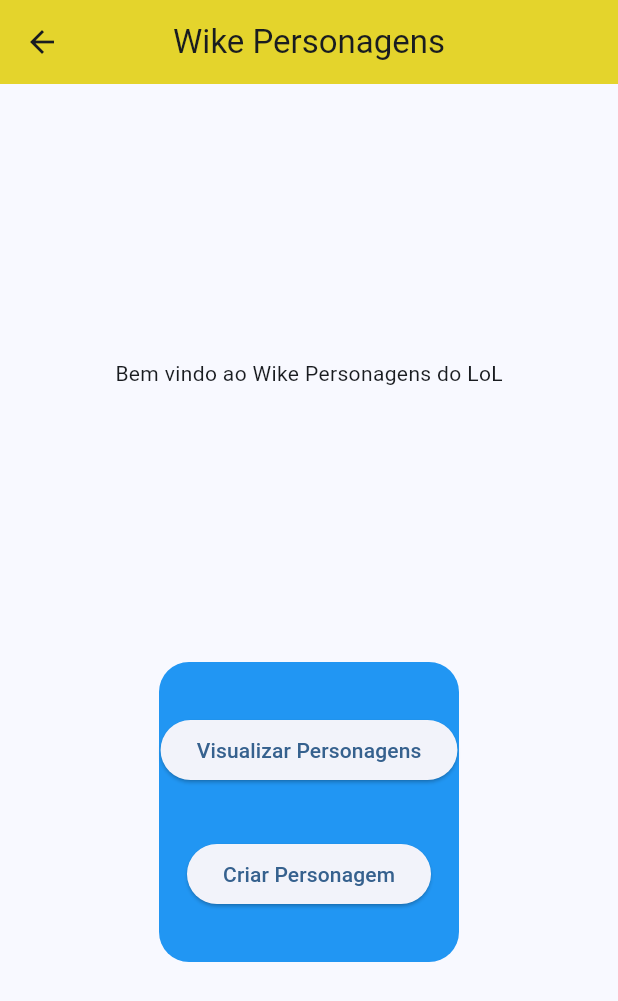
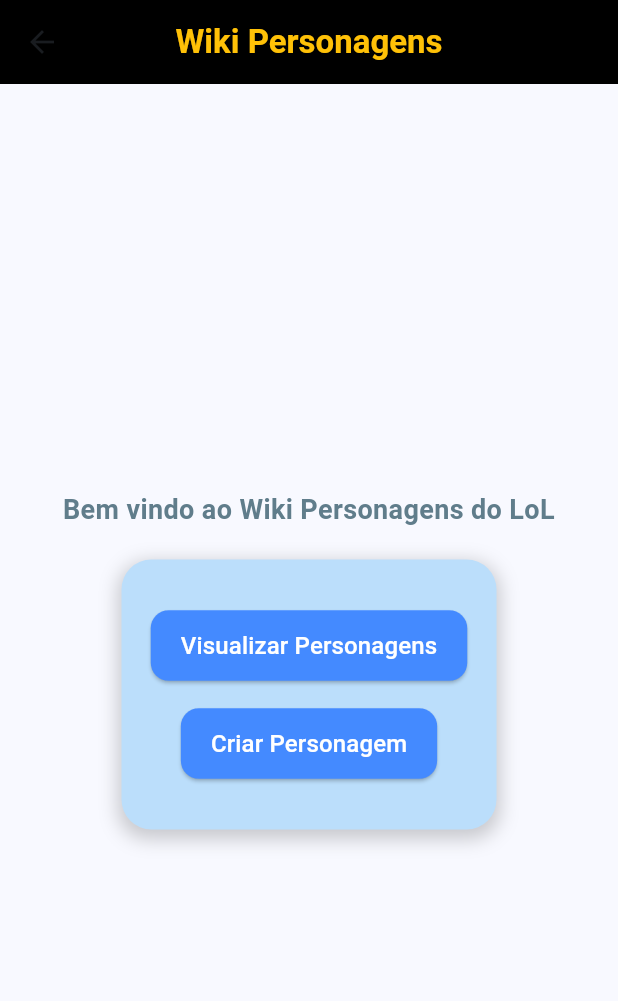
Before and after one commit to willyantomaz/lolMobile, a Flutter app: the CreatePersonagem screen opened directly, after a tap on "Criar Personagem", on a phone screen of 412 x 824 dp. Shown: the top 1001 px of the screen. Run offline on Flutter 3.47's test engine with Material 3 defaults, Android fonts, the phone set to English and light mode, and no system bars; network calls fail.

Commit message:
melhorando o app

```diff
--- a/mobile/lib/main.dart
+++ b/mobile/lib/main.dart
@@ -1,6 +1,5 @@
 import 'package:flutter/material.dart';
 import 'package:mobile/screen/home.dart';
-import 'package:mobile/screen/personagens.dart';
 
 void main() {
   runApp(const MyApp());
@@ -15,8 +14,7 @@ class MyApp extends StatelessWidget {
       debugShowCheckedModeBanner: false,
       theme: ThemeData(
         colorScheme: ColorScheme.fromSeed(
-            seedColor: Colors.blue,
-            secondary: const Color.fromARGB(255, 228, 212, 44)),
+            seedColor: Colors.blue, secondary: Colors.black),
         useMaterial3: true,
       ),
       home: const Home(),
--- a/mobile/lib/screen/createPersonagem.dart
+++ b/mobile/lib/screen/createPersonagem.dart
@@ -26,7 +26,8 @@ class _CreatepersonagemState extends State<CreatePersonagem> {
   Widget build(BuildContext context) {
     return Scaffold(
       appBar: AppBar(
-        title: const Text('Criar Personagem'),
+        title: const Text('Criar Personagem',
+            style: TextStyle(color: Colors.amber, fontWeight: FontWeight.bold)),
         centerTitle: true,
         backgroundColor: Theme.of(context).colorScheme.secondary,
         actions: [
@@ -47,31 +48,47 @@ class _CreatepersonagemState extends State<CreatePersonagem> {
           child: Column(
             mainAxisAlignment: MainAxisAlignment.spaceEvenly,
             children: [
-              const Text('Crie seu personagem do LOL'),
+              const Text('Crie seu personagem do LOL',
+                  style: TextStyle(
+                    fontSize: 18,
+                    fontWeight: FontWeight.w600,
+                    color: Colors.blueGrey,
+                  ),
+                  textAlign: TextAlign.center),
               Center(
                 child: Container(
                   child: Column(
                     children: [
-                      TextFormField(
+                      Card(
+                        child: TextFormField(
                           decoration: const InputDecoration(labelText: 'Nome'),
                           onSaved: (value) => nome = value,
                         ),
-                      TextFormField(
+                      ),
+                      Card(
+                        child: TextFormField(
                           decoration: const InputDecoration(labelText: 'Title'),
                           onSaved: (value) => title = value,
                         ),
-                      TextFormField(
+                      ),
+                      Card(
+                        child: TextFormField(
                           decoration: const InputDecoration(labelText: 'Tags'),
                           onSaved: (value) => tags = value,
                         ),
-                      TextFormField(
+                      ),
+                      Card(
+                        child: TextFormField(
                           decoration: const InputDecoration(labelText: 'Icon'),
                           onSaved: (value) => icon = value,
                         ),
-                      TextFormField(
+                      ),
+                      Card(
+                        child: TextFormField(
                           decoration:
                               const InputDecoration(labelText: 'Description'),
                           onSaved: (value) => description = value,
+                        ),
                       ),
                       ElevatedButton(
                         onPressed: () {
--- a/mobile/lib/screen/home.dart
+++ b/mobile/lib/screen/home.dart
@@ -9,25 +9,46 @@ class Home extends StatelessWidget {
   Widget build(BuildContext context) {
     return Scaffold(
       appBar: AppBar(
-        title: const Text('Wike Personagens'),
+        title: const Text(
+          'Wiki Personagens',
+          style: TextStyle(color: Colors.amber, fontWeight: FontWeight.bold),
+        ),
         centerTitle: true,
         backgroundColor: Theme.of(context).colorScheme.secondary,
       ),
       body: Center(
+        child: Padding(
+          padding: const EdgeInsets.all(16.0),
           child: Column(
-          mainAxisAlignment: MainAxisAlignment.spaceEvenly,
+            mainAxisAlignment: MainAxisAlignment.center,
             children: [
               const Text(
-              'Bem vindo ao Wike Personagens do LoL',
+                'Bem vindo ao Wiki Personagens do LoL',
+                style: TextStyle(
+                  fontSize: 18,
+                  fontWeight: FontWeight.w600,
+                  color: Colors.blueGrey,
                 ),
-            Center(
-              child: Container(
-                width: 200,
-                height: 200,
-                decoration: const BoxDecoration(
-                  borderRadius: BorderRadius.all(Radius.circular(20)),
-                  color: Colors.blue,
+                textAlign: TextAlign.center,
               ),
+              const SizedBox(height: 20),
+              Container(
+                width: 250,
+                height: 180,
+                decoration: BoxDecoration(
+                  color: Colors.blue.shade100,
+                  borderRadius: BorderRadius.circular(20),
+                  boxShadow: [
+                    BoxShadow(
+                      color: Colors.black.withOpacity(0.2),
+                      spreadRadius: 2,
+                      blurRadius: 10,
+                      offset: const Offset(0, 4),
+                    ),
+                  ],
+                ),
+                child: Padding(
+                  padding: const EdgeInsets.all(16.0),
                   child: Column(
                     mainAxisAlignment: MainAxisAlignment.spaceEvenly,
                     children: [
@@ -36,20 +57,45 @@ class Home extends StatelessWidget {
                           Navigator.pushReplacement(
                             context,
                             MaterialPageRoute(
-                                builder: (context) => const Personagens()));
+                              builder: (context) => const Personagens(),
+                            ),
+                          );
                         },
-                      child: const Text("Visualizar Personagens"),
+                        style: ElevatedButton.styleFrom(
+                          backgroundColor: Colors.blueAccent,
+                          padding: const EdgeInsets.symmetric(
+                              vertical: 12.0, horizontal: 20.0),
+                          shape: RoundedRectangleBorder(
+                            borderRadius: BorderRadius.circular(12),
+                          ),
+                        ),
+                        child: const Text(
+                          "Visualizar Personagens",
+                          style: TextStyle(fontSize: 16, color: Colors.white),
+                        ),
                       ),
                       ElevatedButton(
                         onPressed: () {
                           Navigator.pushReplacement(
                             context,
                             MaterialPageRoute(
-                                builder: (context) =>
-                                    const CreatePersonagem()));
+                              builder: (context) => const CreatePersonagem(),
+                            ),
+                          );
                         },
-                      child: const Text("Criar Personagem"),
-                    )
+                        style: ElevatedButton.styleFrom(
+                          backgroundColor: Colors.blueAccent,
+                          padding: const EdgeInsets.symmetric(
+                              vertical: 12.0, horizontal: 20.0),
+                          shape: RoundedRectangleBorder(
+                            borderRadius: BorderRadius.circular(12),
+                          ),
+                        ),
+                        child: const Text(
+                          "Criar Personagem",
+                          style: TextStyle(fontSize: 16, color: Colors.white),
+                        ),
+                      ),
                     ],
                   ),
                 ),
@@ -57,6 +103,7 @@ class Home extends StatelessWidget {
             ],
           ),
         ),
+      ),
     );
   }
 }
```
Also changed, not shown: mobile/lib/screen/dialogAtualizaPersonagem.dart (+37 -8 lines), mobile/lib/screen/personagens.dart (+3 -4 lines), 3 other files. Lines whose indentation alone changed are shown as unchanged.
